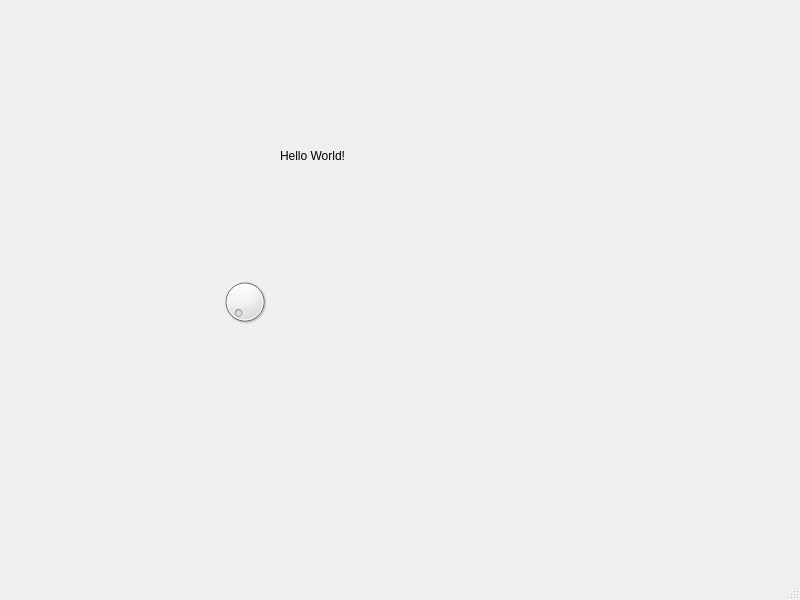
Julek-AK/PolarVis, file resources/ui/testwindow.ui: the form before one commit.
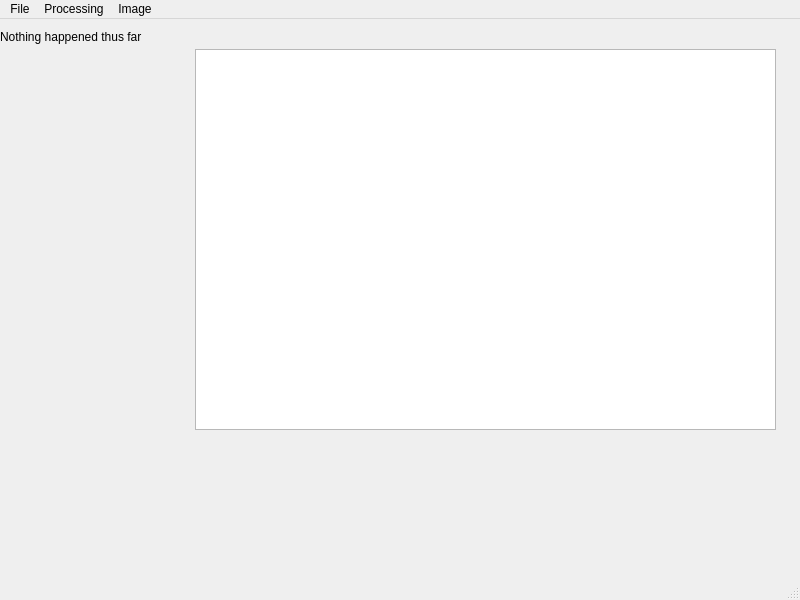
The form after the commit. Custom widgets are drawn as their Qt base class.

Patch:
```diff
--- a/resources/ui/testwindow.ui
+++ b/resources/ui/testwindow.ui
@@ -17,23 +17,23 @@
    <widget class="QLabel" name="label">
     <property name="geometry">
      <rect>
-      <x>280</x>
-      <y>110</y>
-      <width>151</width>
-      <height>91</height>
+      <x>0</x>
+      <y>10</y>
+      <width>221</width>
+      <height>16</height>
      </rect>
     </property>
     <property name="text">
-     <string>Hello World!</string>
+     <string>Nothing happened thus far</string>
     </property>
    </widget>
-   <widget class="QDial" name="dial">
+   <widget class="GraphicsView" name="graphicsView">
     <property name="geometry">
      <rect>
-      <x>220</x>
-      <y>270</y>
-      <width>50</width>
-      <height>64</height>
+      <x>195</x>
+      <y>30</y>
+      <width>581</width>
+      <height>381</height>
      </rect>
     </property>
    </widget>
@@ -47,9 +47,40 @@
      <height>25</height>
     </rect>
    </property>
+   <widget class="QMenu" name="menuFIle">
+    <property name="title">
+     <string>File</string>
+    </property>
+    <addaction name="actionCopy"/>
+    <addaction name="actionPaste"/>
+    <addaction name="actionSave"/>
+   </widget>
+   <widget class="QMenu" name="menuProcessing">
+    <property name="title">
+     <string>Processing</string>
+    </property>
+    <addaction name="actionSingle_Processing"/>
+    <addaction name="actionBatch_Processing"/>
+   </widget>
+   <widget class="QMenu" name="menuImage">
+    <property name="title">
+     <string>Image</string>
+    </property>
+    <addaction name="actionLoad_Image"/>
+   </widget>
+   <addaction name="menuFIle"/>
+   <addaction name="menuProcessing"/>
+   <addaction name="menuImage"/>
   </widget>
   <widget class="QStatusBar" name="statusbar"/>
  </widget>
+ <customwidgets>
+  <customwidget>
+   <class>GraphicsView</class>
+   <extends>QGraphicsView</extends>
+   <header>gui.graphicsview</header>
+  </customwidget>
+ </customwidgets>
  <resources/>
  <connections/>
 </ui>
```
Left out of the diff: 48 changed lines with no effect on the pictures.
